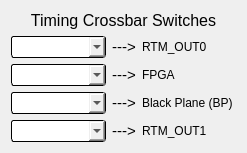
Qt form new_look/timing.ui (cristinasewell/ATCA_PyDM_Screens) before a commit.
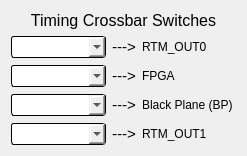
The same form after that commit. Custom widgets are drawn as their Qt base class.

What changed in the file:
```diff
--- a/new_look/timing.ui
+++ b/new_look/timing.ui
@@ -7,7 +7,7 @@
     <x>0</x>
     <y>0</y>
     <width>247</width>
-    <height>137</height>
+    <height>146</height>
    </rect>
   </property>
   <property name="windowTitle">
@@ -89,6 +89,9 @@
    </item>
    <item>
     <layout class="QGridLayout" name="gridLayout" columnstretch="0,0,0,0">
+     <property name="verticalSpacing">
+      <number>7</number>
+     </property>
      <item row="3" column="1">
       <widget class="PyDMEnumComboBox" name="PyDMEnumComboBox_4">
        <property name="sizePolicy">
```
